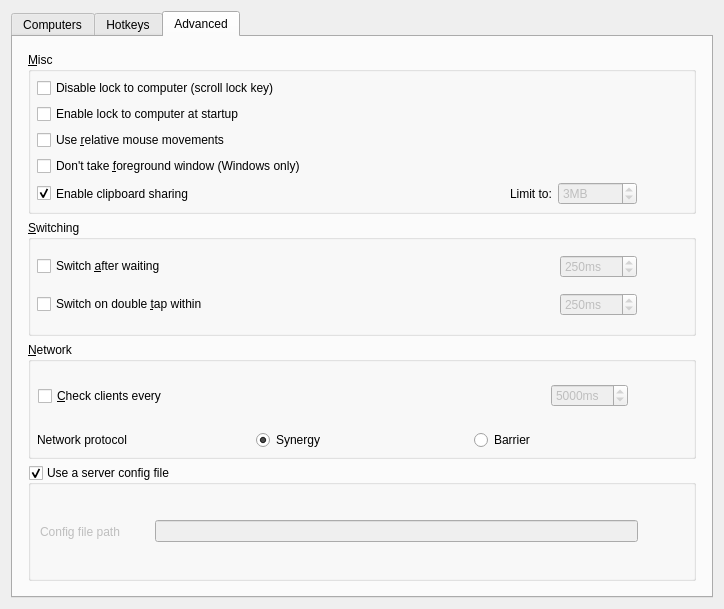
Old version of the form src/lib/gui/dialogs/ServerConfigDialog.ui in the repository deskflow/deskflow.
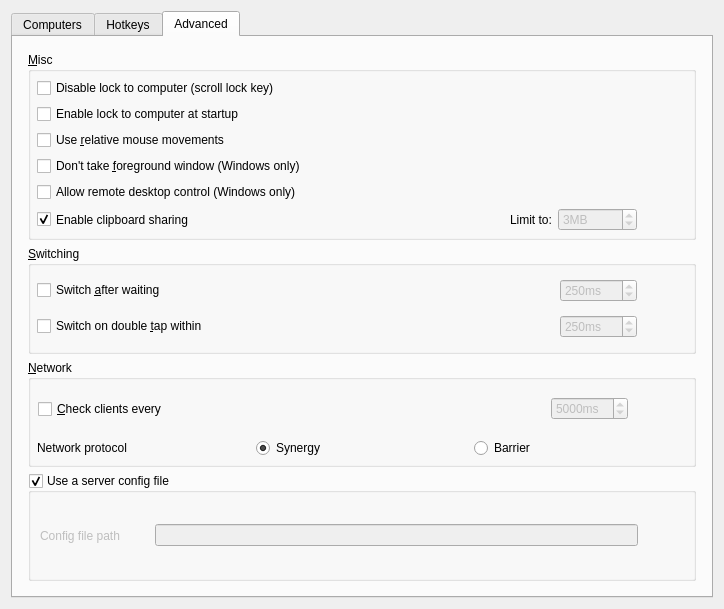
New version of the form. The open tabs and pages were chosen to show the change. Icons and pictures are not drawn. Custom widgets are drawn as their Qt base class.

Commit message: feat(windows): option to let remote desktop input control the server

The edit to the form file:
```diff
--- a/src/lib/gui/dialogs/ServerConfigDialog.ui
+++ b/src/lib/gui/dialogs/ServerConfigDialog.ui
@@ -377,6 +377,16 @@
             </property>
            </widget>
           </item>
+          <item>
+           <widget class="QCheckBox" name="cbWin32IgnoreInjectedInput">
+            <property name="toolTip">
+             <string>Lets remote desktop tools (e.g. Chrome Remote Desktop) control this computer while clients are connected. Remote input won't switch to a client, and a remote click or key brings the cursor back here.</string>
+            </property>
+            <property name="text">
+             <string>Allow remote desktop control (Windows only)</string>
+            </property>
+           </widget>
+          </item>
           <item>
            <layout class="QHBoxLayout" name="layoutClipboard">
             <item>
```
Left out of the diff: 1 changed line with no effect on the pictures. The commit also changes 11 other files.
